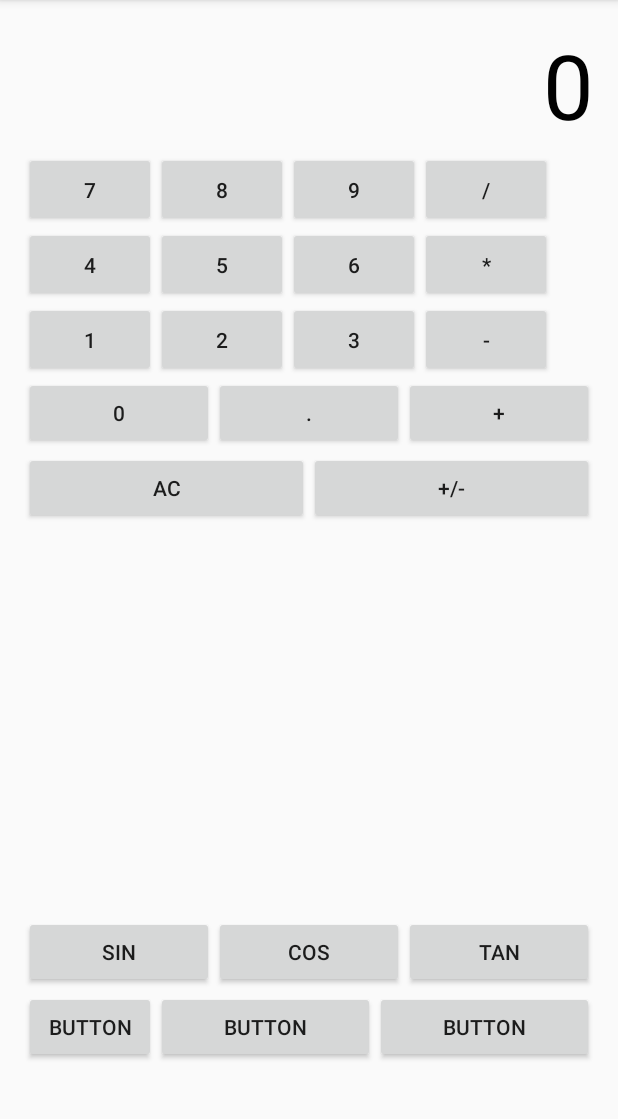
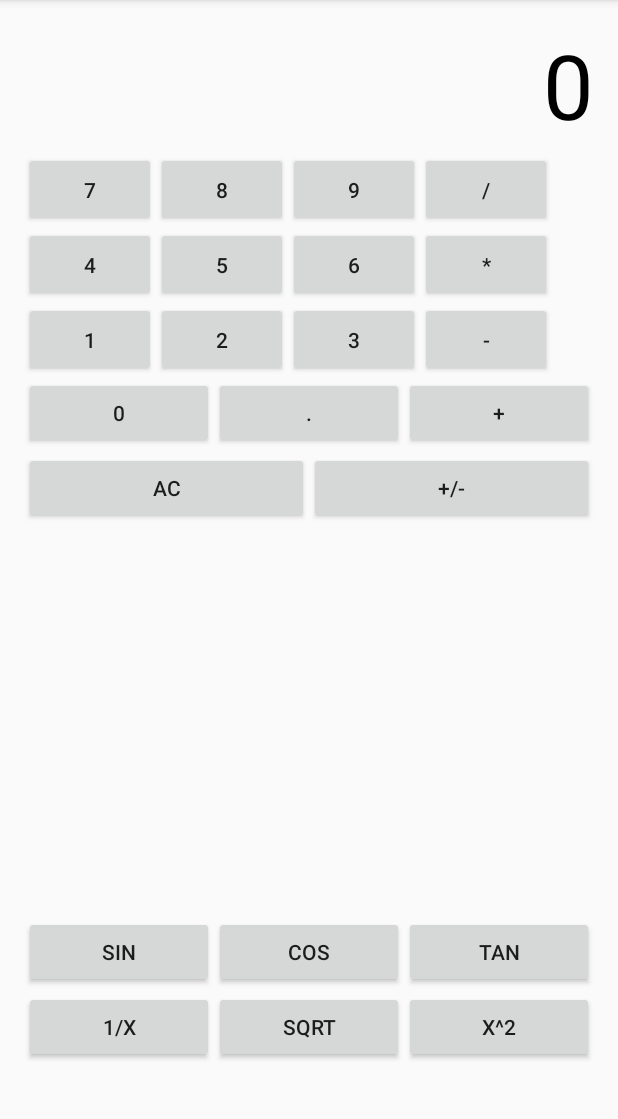
Before and after one commit to deivananderson/COSW_Lab7, an Android app: the screen it shows after launch (MainActivity), on a phone screen of 412 x 824 dp, the part 84-1203 px from its top. Run offline under Robolectric (Android 15) with nearby library versions, the phone set to English and light mode, and no system bars.

```diff
--- a/Calculator/app/src/main/res/layout/activity_main.xml
+++ b/Calculator/app/src/main/res/layout/activity_main.xml
@@ -219,24 +219,25 @@
             android:layout_height="50dp">
 
             <Button
-                android:text="Button"
+                android:text="1/x"
                 android:layout_width="wrap_content"
                 android:layout_height="wrap_content"
-                android:id="@+id/button17" />
-
-            <Button
-                android:text="Button"
-                android:layout_width="wrap_content"
-                android:layout_height="wrap_content"
-                android:id="@+id/button18"
+                android:id="@+id/button_divX"
                 android:layout_weight="1" />
 
             <Button
-                android:text="Button"
+                android:text="SQRT"
                 android:layout_width="wrap_content"
                 android:layout_height="wrap_content"
-                android:id="@+id/button19"
+                android:id="@+id/button_sqrt"
                 android:layout_weight="1" />
+
+            <Button
+                android:text="x^2"
+                android:layout_width="wrap_content"
+                android:layout_height="wrap_content"
+                android:id="@+id/button_power"
+                android:layout_weight="1"/>
         </LinearLayout>
 
     </LinearLayout>
--- a/Calculator/build.gradle
+++ b/Calculator/build.gradle
@@ -5,7 +5,7 @@ buildscript {
         jcenter()
     }
     dependencies {
-        classpath 'com.android.tools.build:gradle:2.2.2'
+        classpath 'com.android.tools.build:gradle:2.2.3'
 
         // NOTE: Do not place your application dependencies here; they belong
         // in the individual module build.gradle files
```
Also changed, not shown: Calculator/app/src/main/java/com/example/a2086255/calculator/MainActivity.java (+21 -0 lines).
